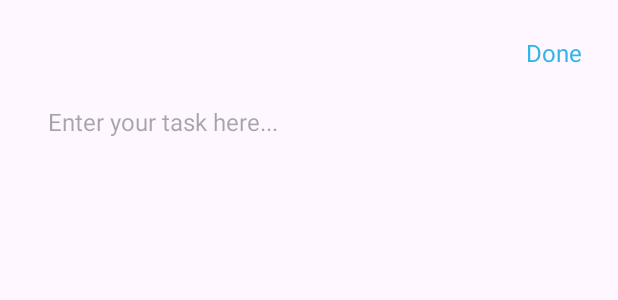
After one commit to Kakashi0801/FRNDTask, an Android app: the layout bottomsheet_task.xml on its own in the app's theme, with its tools: preview values and no code run, on a phone screen of 412 x 824 dp. The commit adds this screen. Shown: the top 300 px of the screen. Run offline under Robolectric (Android 15) with nearby library versions, the phone set to English and light mode, and no system bars.

Commit message:
added TaskBottomSheetDialog and also item layout

```diff
--- a/app/src/main/java/com/example/interviewcontent/fragments/CalanderFragment.kt
+++ b/app/src/main/java/com/example/interviewcontent/fragments/CalanderFragment.kt
@@ -6,7 +6,6 @@ import android.view.View
 import android.view.ViewGroup
 import android.widget.AdapterView
 import android.widget.ArrayAdapter
-import android.widget.Spinner
 import androidx.databinding.DataBindingUtil
 import androidx.fragment.app.Fragment
 import androidx.recyclerview.widget.GridLayoutManager
@@ -55,7 +54,7 @@ class CalanderFragment : Fragment(R.layout.fragment_calander), View.OnClickListe
         }
         viewModel.mDaysList.observe(viewLifecycleOwner) {
             binding.customCalendarView.layoutManager = GridLayoutManager(context, 7)
-            binding.customCalendarView.adapter = CustomCalenderViewAdapter(it)
+            binding.customCalendarView.adapter = CustomCalenderViewAdapter(it,activity)
         }
     }
 
--- a/app/src/main/java/com/example/interviewcontent/viewmodel/CalanderViewModel.kt
+++ b/app/src/main/java/com/example/interviewcontent/viewmodel/CalanderViewModel.kt
@@ -34,7 +34,7 @@ class CalanderViewModel(val calanderRepository: CalanderRepository) : ViewModel(
 
 
     init {
-        submitDailyTask(123,taskDetail)
+//        submitDailyTask(123,taskDetail)
     }
     fun addDailyTask(date: String, title: String?) {
         // Implement functionality to add a task
--- /dev/null
+++ b/app/src/main/res/drawable/bg_task_item.xml
@@ -0,0 +1,5 @@
+<?xml version="1.0" encoding="utf-8"?>
+<shape xmlns:android="http://schemas.android.com/apk/res/android">
+    <corners android:radius="12dp" />
+    <solid android:color="@color/gray_light" />
+</shape>
--- /dev/null
+++ b/app/src/main/res/layout/bottomsheet_task.xml
@@ -0,0 +1,32 @@
+<?xml version="1.0" encoding="utf-8"?>
+<layout>
+<LinearLayout xmlns:android="http://schemas.android.com/apk/res/android"
+    android:layout_width="match_parent"
+    android:layout_height="wrap_content"
+    android:orientation="vertical"
+    android:padding="16dp">
+
+    <!-- Done Button -->
+    <TextView
+        android:id="@+id/btn_done"
+        android:layout_width="wrap_content"
+        android:layout_height="wrap_content"
+        android:layout_gravity="end"
+        android:text="Done"
+        android:textColor="@android:color/holo_blue_light"
+        android:background="@android:color/transparent"
+        android:padding="8dp"
+        android:textSize="16sp" />
+
+    <!-- EditText -->
+    <EditText
+        android:id="@+id/et_task"
+        android:layout_width="match_parent"
+        android:layout_height="match_parent"
+        android:hint="Enter your task here..."
+        android:gravity="top"
+        android:padding="16dp"
+        android:background="@android:color/transparent"
+        android:textSize="16sp" />
+</LinearLayout>
+</layout>
--- a/app/src/main/res/values/colors.xml
+++ b/app/src/main/res/values/colors.xml
@@ -2,4 +2,5 @@
 <resources>
     <color name="black">#FF000000</color>
     <color name="white">#FFFFFFFF</color>
+    <color name="gray_light">#F6E5E5</color>
 </resources>
```
Also changed, not shown: app/src/main/java/com/example/interviewcontent/adapters/CustomCalenderViewAdapter.kt (+10 -2 lines), app/src/main/java/com/example/interviewcontent/fragments/TaskBottomSheetDialog.kt (added, +38 -0 lines), app/src/main/res/layout/task_layout_item.xml (added, +20 -0 lines).
